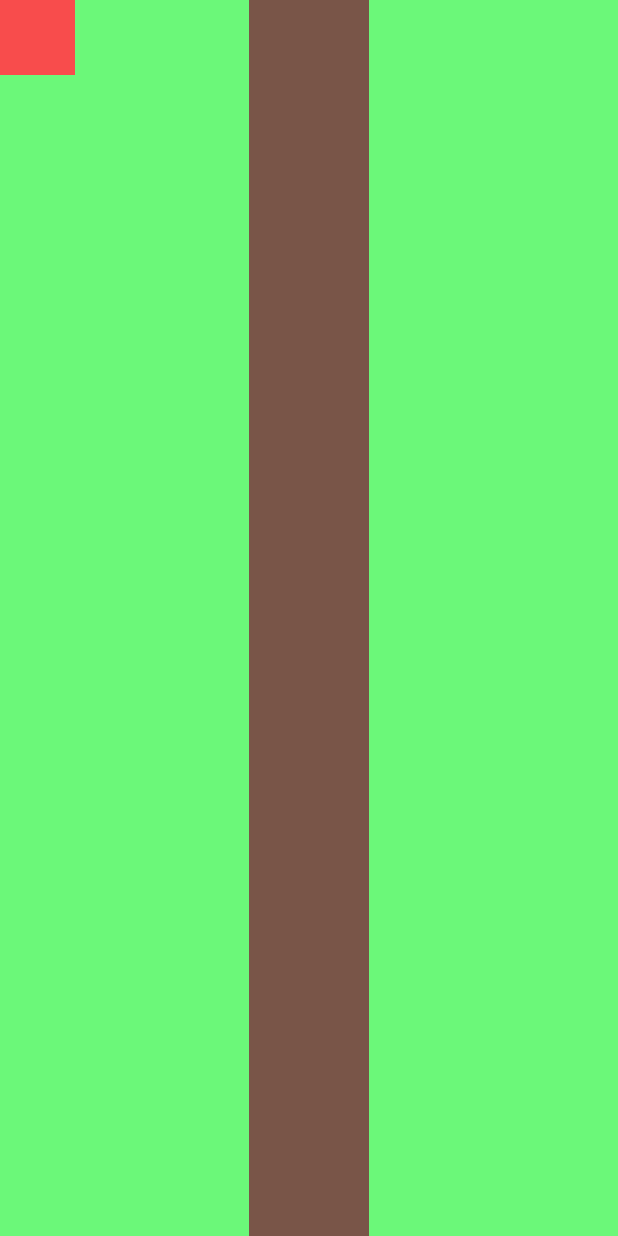
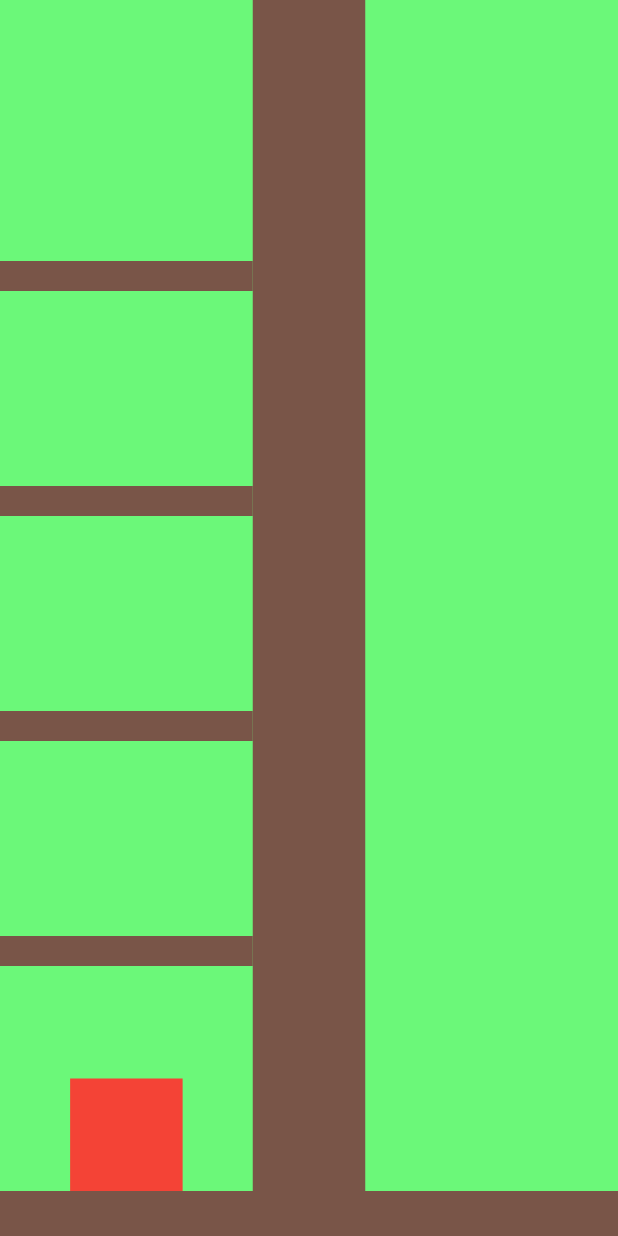
Before and after one commit to Saman719/Wood-Cutter-Game-Flutter, a Flutter app: the screen it shows after launch, on a phone screen of 412 x 824 dp. Run offline on Flutter 3.47's test engine with Material 2 defaults, Android fonts, the phone set to English and light mode, and no system bars.

Commit message:
Gameplay Done

```diff
--- a/lib/constants/game_constants.dart
+++ b/lib/constants/game_constants.dart
@@ -1,3 +1,11 @@
-const double THICKNESS = 80;
+//screen
+const double TRUNK_WIDTH = 75;
+const double FLOOR_HEIGHT = 30;
 
+//player
 const double PLAYER_HEIGHT = 75;
+
+const double PLAYER_WIDTH = 75;
+
+//obstacle
+const double OBSTACLE_HEIGHT = 20;
--- a/lib/main.dart
+++ b/lib/main.dart
@@ -1,60 +1,19 @@
 import 'package:flutter/cupertino.dart';
 import 'package:flutter/material.dart';
-import 'package:flutter_app_game_wood_cutter/constants/game_constants.dart'
-    as constants;
+import 'package:flutter_app_game_wood_cutter/screen/game_view_model.dart';
 
 void main() {
   runApp(MaterialApp(
+    debugShowCheckedModeBanner: false,
     home: MyApp(),
-    debugShowCheckedModeBanner: false,
   ));
 }
 
-class MyApp extends StatefulWidget {
-  @override
-  _MyAppState createState() => _MyAppState();
-}
-
-class _MyAppState extends State<MyApp> {
+class MyApp extends StatelessWidget {
   @override
   Widget build(BuildContext context) {
-    double screenWidth = MediaQuery.of(context).size.width;
-    double screenHeight = MediaQuery.of(context).size.height;
-    return Scaffold(
-      body: GestureDetector(
-        behavior: HitTestBehavior.translucent,
-        onTapDown: (detail) {
-          print(detail.kind);
-          print(
-              detail.globalPosition.dx > (screenWidth / 2) ? 'right' : 'left');
-        },
-        child: Stack(
-          children: [
-            ...[
-              Container(
-                color: Color.fromRGBO(107, 248, 121, 1.0),
-                width: screenWidth,
-                height: screenHeight,
-              ),
-              Positioned(
-                  left: (screenWidth / 2) - (constants.THICKNESS / 2),
-                  child: Container(
-                    width: constants.THICKNESS,
-                    height: screenHeight,
-                    color: Colors.brown,
-                  ))
-            ],
-            ...[
-              Container(
-                color: Color.fromRGBO(248, 76, 76, 1.0),
-                width: 50,
-                height: 50,
-              ),
-            ]
-          ],
-          fit: StackFit.loose,
-        ),
-      ),
-    );
+    final screenWidth = MediaQuery.of(context).size.width;
+    final screenHeight = MediaQuery.of(context).size.height;
+    return GameViewModel(screenWidth: screenWidth, screenHeight: screenHeight);
   }
 }
--- /dev/null
+++ b/lib/screen/game_view_model.dart
@@ -0,0 +1,97 @@
+import 'package:flutter/material.dart';
+import 'package:flutter_app_game_wood_cutter/constants/game_constants.dart'
+    as constants;
+import 'package:flutter_app_game_wood_cutter/util/game_logic.dart';
+
+class GameViewModel extends StatefulWidget {
+  late final double screenWidth;
+  late final double screenHeight;
+  late final GameLogic gameLogic;
+
+  GameViewModel({required this.screenWidth, required this.screenHeight}) {
+    this.gameLogic =
+        GameLogic(screenWidth: screenWidth, screenHeight: screenHeight);
+  }
+
+  @override
+  _GameViewModelState createState() => _GameViewModelState();
+}
+
+class _GameViewModelState extends State<GameViewModel> {
+  @override
+  Widget build(BuildContext context) {
+    return Scaffold(
+      body: GestureDetector(
+        behavior: HitTestBehavior.translucent,
+        onTapDown: (detail) {
+          print(detail.kind);
+          setState(() {
+            detail.globalPosition.dx > (widget.screenWidth / 2)
+                ? widget.gameLogic.nextMove(Position.RIGHT)
+                : widget.gameLogic.nextMove(Position.LEFT);
+          });
+        },
+        child: Stack(
+          children: [
+            ...[
+              Container(
+                color: Color.fromRGBO(107, 248, 121, 1.0),
+                width: widget.screenWidth,
+                height: widget.screenHeight,
+              ),
+              Positioned(
+                  left: (widget.screenWidth / 2) - (constants.TRUNK_WIDTH / 2),
+                  child: Container(
+                    width: constants.TRUNK_WIDTH,
+                    height: widget.screenHeight,
+                    color: Colors.brown,
+                  )),
+              Positioned(
+                  bottom: 0,
+                  child: Container(
+                    width: widget.screenWidth,
+                    height: constants.FLOOR_HEIGHT,
+                    color: Colors.brown,
+                  )),
+            ],
+            ...getGameElements(widget.gameLogic, widget),
+          ],
+          fit: StackFit.loose,
+        ),
+      ),
+    );
+  }
+}
+
+List<Widget> getGameElements(GameLogic gameLogic, GameViewModel widget) {
+  List<Widget> gameElements = [];
+  double playerLeft = gameLogic.player.isLeft()
+      ? ((widget.screenWidth - constants.TRUNK_WIDTH) / 4) -
+          constants.PLAYER_WIDTH / 2
+      : (3 * widget.screenWidth +
+              constants.TRUNK_WIDTH -
+              2 * constants.PLAYER_WIDTH) /
+          4;
+  Widget player = Positioned(
+    bottom: constants.FLOOR_HEIGHT,
+    left: playerLeft,
+    child: Container(
+      height: gameLogic.player.height,
+      width: gameLogic.player.width,
+      color: gameLogic.player.color,
+    ),
+  );
+  for (int i = 0; i < gameLogic.obstacles.length; i++) {
+    gameElements.add(Positioned(
+      bottom: gameLogic.obstacles[i].bottom,
+      left: gameLogic.obstacles[i].left,
+      child: Container(
+        height: gameLogic.obstacles[i].height,
+        width: gameLogic.obstacles[i].width,
+        color: gameLogic.obstacles[i].color,
+      ),
+    ));
+  }
+  gameElements.insert(0, player);
+  return gameElements;
+}
--- /dev/null
+++ b/lib/util/game_logic.dart
@@ -0,0 +1,86 @@
+import 'dart:math';
+
+import 'package:flutter/material.dart';
+import 'package:flutter_app_game_wood_cutter/constants/game_constants.dart'
+    as constants;
+
+enum Position { RIGHT, LEFT }
+
+class GameLogic {
+  List<Obstacle> obstacles = [];
+  late Player player;
+  final screenHeight;
+  final screenWidth;
+
+  GameLogic({required this.screenWidth, required this.screenHeight}) {
+    this.player = Player(position: Position.LEFT);
+    var initCount = (((screenHeight -
+                (constants.FLOOR_HEIGHT + constants.PLAYER_HEIGHT * 2)) /
+        (constants.PLAYER_HEIGHT *
+            2)) as double)
+        .toInt();
+    for (int i = 0; i < initCount; i++) {
+      Position position =
+          Random().nextBool() == true ? Position.LEFT : Position.RIGHT;
+      double left = position == Position.LEFT
+          ? 0
+          : (screenWidth / 2) + (constants.TRUNK_WIDTH / 2);
+      double bottom =
+          (i + 1) * (2 * constants.PLAYER_HEIGHT) + constants.FLOOR_HEIGHT;
+      obstacles.add(Obstacle(
+          width: (screenWidth / 2) - (constants.TRUNK_WIDTH / 2),
+          position: position,
+          bottom: bottom,
+          left: left));
+    }
+  }
+
+  void nextMove(Position playerPosition) {
+    player.position = playerPosition;
+    obstacles.forEach((obstacle) {
+      obstacle.bottom -= constants.PLAYER_HEIGHT;
+    });
+    obstacles
+        .removeWhere((obstacle) => obstacle.bottom <= constants.FLOOR_HEIGHT);
+    if (obstacles.last.bottom +
+            (2 * constants.PLAYER_HEIGHT + constants.OBSTACLE_HEIGHT) <=
+        screenHeight) {
+      Position position =
+          Random().nextBool() == true ? Position.LEFT : Position.RIGHT;
+      double left = position == Position.LEFT
+          ? 0
+          : (screenWidth / 2) + (constants.TRUNK_WIDTH / 2);
+      obstacles.add(Obstacle(
+          width: (screenWidth / 2) - (constants.TRUNK_WIDTH / 2),
+          position: position,
+          bottom: obstacles.last.bottom + 2 * constants.PLAYER_HEIGHT,
+          left: left));
+    }
+  }
+}
+
+class Player {
+  final double height = constants.PLAYER_HEIGHT;
+  final double width = constants.PLAYER_WIDTH;
+  final Color color = Colors.red;
+  Position position;
+
+  bool isLeft() => position == Position.LEFT ? true : false;
+
+  Player({required this.position});
+}
+
+class Obstacle {
+  final double height = constants.OBSTACLE_HEIGHT;
+  final double width;
+  final Color color = Colors.brown;
+  final Position position;
+  double bottom;
+  final double left;
+
+  Obstacle(
+      {required this.width,
+      required this.position,
+      required this.bottom,
+      required this.left});
+}
```
